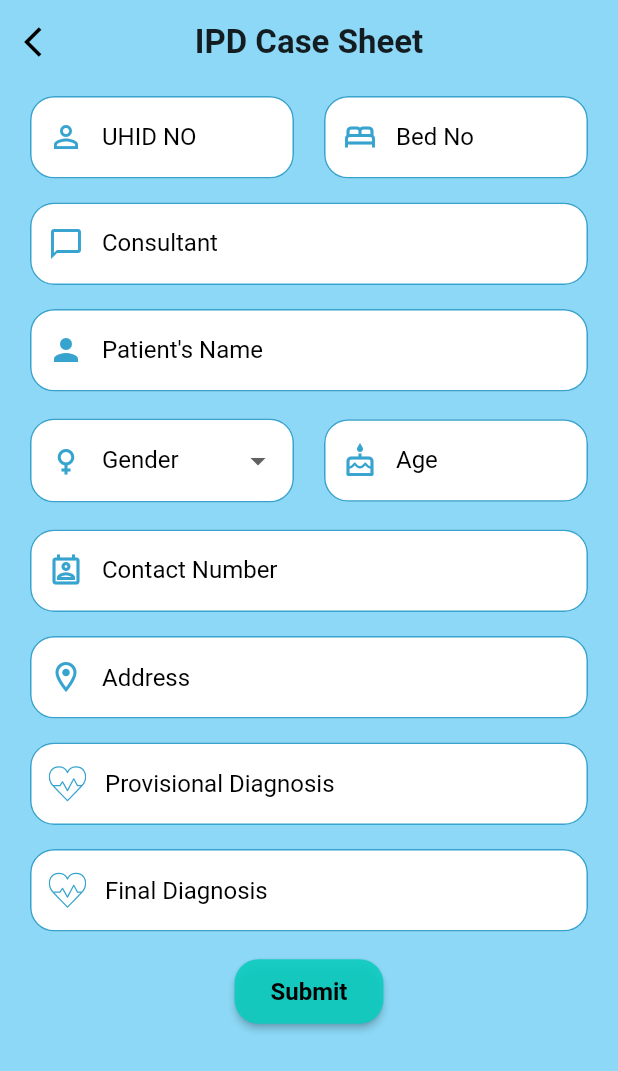
After one commit to Mayank-kr-sh/health_app, a Flutter app: the IPDCaseSheet screen opened directly, on a phone screen of 412 x 824 dp. The commit adds this screen. Shown: the top 1071 px of the screen. Run offline on Flutter 3.47's test engine with Material 2 defaults, Android fonts, the light colour scheme and no system bars; our stand-ins replace carousel_slider, flutter_svg, share_plus, youtube_player_flutter.

Commit message:
IPD Sheet and some other changes

```diff
--- /dev/null
+++ b/lib/Frontend/Screens/Case Sheet/ipd_case_sheet.dart
@@ -0,0 +1,458 @@
+import 'package:flutter/material.dart';
+import 'package:flutter_svg/svg.dart';
+
+import '../../Constant/Constant.dart';
+
+class IPDCaseSheet extends StatefulWidget {
+  const IPDCaseSheet({super.key});
+
+  @override
+  State<IPDCaseSheet> createState() => _IPDCaseSheetState();
+}
+
+class _IPDCaseSheetState extends State<IPDCaseSheet> {
+  @override
+  Widget build(BuildContext context) {
+    return Scaffold(
+      backgroundColor: kPrimaryLightColor,
+      appBar: AppBar(
+        iconTheme: const IconThemeData(
+          color: Colors.black,
+        ),
+        title: const Text(
+          "IPD Case Sheet",
+          style: TextStyle(
+              fontSize: 22, fontWeight: FontWeight.w600, color: Colors.black87),
+        ),
+        elevation: 0,
+        centerTitle: true,
+        leading: IconButton(
+          onPressed: () {
+            Navigator.pop(context);
+          },
+          icon: const Icon(
+            Icons.arrow_back_ios,
+          ),
+          color: Colors.black,
+        ),
+        backgroundColor: kPrimaryLightColor,
+      ),
+      body: SingleChildScrollView(
+        child: Column(children: [
+          Container(
+              // height: 200,
+              color: kPrimaryLightColor,
+              child: Column(
+                children: [
+                  Row(
+                    children: [
+                      Expanded(
+                        child: Padding(
+                          padding: const EdgeInsets.fromLTRB(20, 8, 10, 8),
+                          child: TextField(
+                            // onChanged: ,
+                            cursorColor: kPrimaryLightColor,
+                            decoration: InputDecoration(
+                              labelText: 'UHID NO',
+                              contentPadding: const EdgeInsets.symmetric(
+                                vertical: 18.0,
+                                horizontal: 16.0,
+                              ),
+                              labelStyle: const TextStyle(
+                                color: Colors.black,
+                                fontWeight: FontWeight.w400,
+                              ),
+                              enabledBorder: OutlineInputBorder(
+                                borderSide:
+                                    const BorderSide(color: kSecondaryColor),
+                                borderRadius: BorderRadius.circular(16.0),
+                              ),
+                              focusedBorder: OutlineInputBorder(
+                                borderSide:
+                                    const BorderSide(color: kSecondaryColor),
+                                borderRadius: BorderRadius.circular(16.0),
+                              ),
+                              filled: true,
+                              fillColor: Colors.white,
+                              prefixIcon: const Icon(Icons.perm_identity,
+                                  color: kSecondaryColor),
+                            ),
+                          ),
+                        ),
+                      ),
+                      Expanded(
+                        child: Padding(
+                          padding: const EdgeInsets.fromLTRB(10, 8, 20, 8),
+                          child: TextField(
+                            cursorColor: kPrimaryLightColor,
+                            decoration: InputDecoration(
+                              labelText: 'Bed No',
+                              contentPadding: const EdgeInsets.symmetric(
+                                vertical: 18.0,
+                                horizontal: 16.0,
+                              ),
+                              labelStyle: const TextStyle(
+                                color: Colors.black,
+                                fontWeight: FontWeight.w400,
+                              ),
+                              enabledBorder: OutlineInputBorder(
+                                borderSide:
+                                    const BorderSide(color: kSecondaryColor),
+                                borderRadius: BorderRadius.circular(16.0),
+                              ),
+                              focusedBorder: OutlineInputBorder(
+                                borderSide:
+                                    const BorderSide(color: kSecondaryColor),
+                                borderRadius: BorderRadius.circular(16.0),
+                              ),
+                              filled: true,
+                              fillColor: Colors.white,
+                              prefixIcon: const Icon(Icons.bed_outlined,
+                                  color: kSecondaryColor),
+                            ),
+                          ),
+                        ),
+                      ),
+                    ],
+                  ),
+                  Padding(
+                    padding: const EdgeInsets.fromLTRB(20, 8, 20, 8),
+                    child: TextField(
+                      cursorColor: kPrimaryColor,
+                      decoration: InputDecoration(
+                        labelText: 'Consultant',
+                        contentPadding: const EdgeInsets.symmetric(
+                          vertical: 18.0,
+                          horizontal: 16.0,
+                        ),
+                        labelStyle: const TextStyle(
+                          color: Colors.black,
+                          fontWeight: FontWeight.w400,
+                        ),
+                        enabledBorder: OutlineInputBorder(
+                          borderSide: const BorderSide(color: kSecondaryColor),
+                          borderRadius: BorderRadius.circular(16.0),
+                        ),
+                        focusedBorder: OutlineInputBorder(
+                          borderSide: const BorderSide(color: kSecondaryColor),
+                          borderRadius: BorderRadius.circular(16.0),
+                        ),
+                        filled: true,
+                        fillColor: Colors.white,
+                        prefixIcon: const Icon(Icons.chat_bubble_outline,
+                            color: kSecondaryColor),
+                      ),
+                    ),
+                  ),
+                  Padding(
+                    padding: const EdgeInsets.fromLTRB(20, 8, 20, 8),
+                    child: TextField(
+                      cursorColor: kPrimaryColor,
+                      decoration: InputDecoration(
+                        contentPadding: const EdgeInsets.symmetric(
+                          vertical: 18.0,
+                          // horizontal: 16.0,
+                        ),
+                        labelText: 'Patient\'s Name',
+                        labelStyle: const TextStyle(
+                          color: Colors.black,
+                          fontWeight: FontWeight.w400,
+                        ),
+                        enabledBorder: OutlineInputBorder(
+                          borderSide: const BorderSide(color: kSecondaryColor),
+                          borderRadius: BorderRadius.circular(16.0),
+                        ),
+                        focusedBorder: OutlineInputBorder(
+                          borderSide: const BorderSide(color: kSecondaryColor),
+                          borderRadius: BorderRadius.circular(16.0),
+                        ),
+                        filled: true,
+                        fillColor: Colors.white,
+                        prefixIcon:
+                            const Icon(Icons.person, color: kSecondaryColor),
+                      ),
+                    ),
+                  ),
+                  const Row(
+                    children: [
+                      SexInputField(),
+                      AgeInputField(),
+                    ],
+                  ),
+                  Padding(
+                    padding: const EdgeInsets.fromLTRB(20, 8, 20, 8),
+                    child: TextField(
+                      cursorColor: kPrimaryColor,
+                      decoration: InputDecoration(
+                        contentPadding: const EdgeInsets.symmetric(
+                          vertical: 18.0,
+                          // horizontal: 16.0,
+                        ),
+                        labelText: 'Contact Number',
+                        labelStyle: const TextStyle(
+                          color: Colors.black,
+                          fontWeight: FontWeight.w400,
+                        ),
+                        enabledBorder: OutlineInputBorder(
+                          borderSide: const BorderSide(color: kSecondaryColor),
+                          borderRadius: BorderRadius.circular(16.0),
+                        ),
+                        focusedBorder: OutlineInputBorder(
+                          borderSide: const BorderSide(color: kSecondaryColor),
+                          borderRadius: BorderRadius.circular(16.0),
+                        ),
+                        filled: true,
+                        fillColor: Colors.white,
+                        prefixIcon: const Icon(Icons.perm_contact_cal_outlined,
+                            color: kSecondaryColor),
+                      ),
+                    ),
+                  ),
+                  Padding(
+                    padding: const EdgeInsets.fromLTRB(20, 8, 20, 8),
+                    child: TextField(
+                      cursorColor: kPrimaryColor,
+                      decoration: InputDecoration(
+                        labelText: 'Address',
+                        alignLabelWithHint: true,
+                        // floatingLabelAlignment: Alignment.topLeft,
+                        contentPadding: const EdgeInsets.symmetric(
+                          vertical: 18.0,
+                          // horizontal: 16.0,
+                        ),
+                        labelStyle: const TextStyle(
+                          color: Colors.black,
+                          fontWeight: FontWeight.w400,
+                        ),
+                        enabledBorder: OutlineInputBorder(
+                          borderSide: const BorderSide(color: kSecondaryColor),
+                          borderRadius: BorderRadius.circular(16.0),
+                        ),
+                        focusedBorder: OutlineInputBorder(
+                          borderSide: const BorderSide(color: kSecondaryColor),
+                          borderRadius: BorderRadius.circular(16.0),
+                        ),
+                        filled: true,
+                        fillColor: Colors.white,
+                        prefixIcon: const Icon(Icons.location_on_outlined,
+                            color: kSecondaryColor),
+                      ),
+                    ),
+                  ),
+                  Padding(
+                    padding: const EdgeInsets.fromLTRB(20, 8, 20, 8),
+                    child: TextField(
+                      cursorColor: kPrimaryColor,
+                      decoration: InputDecoration(
+                        labelText: 'Provisional Diagnosis',
+                        alignLabelWithHint: true,
+                        // floatingLabelAlignment: Alignment.topLeft,
+                        contentPadding: const EdgeInsets.symmetric(
+                          vertical: 18.0,
+                          // horizontal: 16.0,
+                        ),
+                        labelStyle: const TextStyle(
+                          color: Colors.black,
+                          fontWeight: FontWeight.w400,
+                        ),
+                        enabledBorder: OutlineInputBorder(
+                          borderSide: const BorderSide(color: kSecondaryColor),
+                          borderRadius: BorderRadius.circular(16.0),
+                        ),
+                        focusedBorder: OutlineInputBorder(
+                          borderSide: const BorderSide(color: kSecondaryColor),
+                          borderRadius: BorderRadius.circular(16.0),
+                        ),
+                        filled: true,
+                        fillColor: Colors.white,
+                        prefixIcon: SizedBox(
+                          width: 50,
+                          height: 50,
+                          child: Center(
+                            child: SvgPicture.asset(
+                              "./assets/icons/diagnosis.svg",
+                              width: 25,
+                              color: kSecondaryColor,
+                            ),
+                          ),
+                        ),
+                      ),
+                    ),
+                  ),
+                  Padding(
+                    padding: const EdgeInsets.fromLTRB(20, 8, 20, 8),
+                    child: TextField(
+                      cursorColor: kPrimaryColor,
+                      decoration: InputDecoration(
+                        labelText: 'Final Diagnosis',
+                        alignLabelWithHint: true,
+                        // floatingLabelAlignment: Alignment.topLeft,
+                        contentPadding: const EdgeInsets.symmetric(
+                          vertical: 18.0,
+                          // horizontal: 16.0,
+                        ),
+                        labelStyle: const TextStyle(
+                          color: Colors.black,
+                          fontWeight: FontWeight.w400,
+                        ),
+                        enabledBorder: OutlineInputBorder(
+                          borderSide: const BorderSide(color: kSecondaryColor),
+                          borderRadius: BorderRadius.circular(16.0),
+                        ),
+                        focusedBorder: OutlineInputBorder(
+                          borderSide: const BorderSide(color: kSecondaryColor),
+                          borderRadius: BorderRadius.circular(16.0),
+                        ),
+                        filled: true,
+                        fillColor: Colors.white,
+                        prefixIcon: SizedBox(
+                          width: 50,
+                          height: 50,
+                          child: Center(
+                            child: SvgPicture.asset(
+                              "./assets/icons/diagnosis.svg",
+                              width: 25,
+                              color: kSecondaryColor,
+                            ),
+                          ),
+                        ),
+                      ),
+                    ),
+                  ),
+                  const SizedBox(
+                    height: 8,
+                  ),
+                  ElevatedButton(
+                    onPressed: () {},
+                    style: ElevatedButton.styleFrom(
+                      backgroundColor: kPrimaryColor,
+                      foregroundColor: Colors.black,
+                      padding: const EdgeInsets.symmetric(
+                          vertical: 12.0, horizontal: 24.0),
+                      shape: RoundedRectangleBorder(
+                        borderRadius: BorderRadius.circular(16.0),
+                      ),
+                    ),
+                    child: const Text(
+                      "Submit",
+                      style: TextStyle(
+                          fontSize: 16.0, fontWeight: FontWeight.w700),
+                    ),
+                  ),
+                  const SizedBox(
+                    height: 40,
+                  ),
+                ],
+              )),
+        ]),
+      ),
+    );
+  }
+}
+
+class AgeInputField extends StatelessWidget {
+  const AgeInputField({
+    super.key,
+  });
+
+  @override
+  Widget build(BuildContext context) {
+    return Expanded(
+      child: Padding(
+        padding: const EdgeInsets.fromLTRB(10, 10, 20, 10),
+        child: TextField(
+          // controller: _controller,
+          keyboardType: TextInputType.number,
+          cursorColor: kPrimaryColor,
+
+          decoration: InputDecoration(
+            labelText: 'Age',
+            contentPadding: const EdgeInsets.symmetric(
+              vertical: 18.0,
+              horizontal: 16.0,
+            ),
+            labelStyle: const TextStyle(
+              color: Colors.black,
+              fontWeight: FontWeight.w400,
+            ),
+            enabledBorder: OutlineInputBorder(
+              borderSide: const BorderSide(color: kSecondaryColor),
+              borderRadius: BorderRadius.circular(16.0),
+            ),
+            focusedBorder: OutlineInputBorder(
+              borderSide: const BorderSide(color: kSecondaryColor),
+              borderRadius: BorderRadius.circular(16.0),
+            ),
+            filled: true,
+            fillColor: Colors.white,
+            prefixIcon: const Icon(Icons.cake_outlined, color: kSecondaryColor),
+          ),
+        ),
+      ),
+    );
+  }
+}
+
+class SexInputField extends StatefulWidget {
+  const SexInputField({
+    super.key,
+  });
+
+  @override
+  State<SexInputField> createState() => _SexInputFieldState();
+}
+
+class _SexInputFieldState extends State<SexInputField> {
+  @override
+  Widget build(BuildContext context) {
+    String? _validateGender(String? value) {
+      if (value == null || value.isEmpty) {
+        return 'Please select a gender';
+      }
+      return null;
+    }
+
+    return Expanded(
+      child: Padding(
+        padding: const EdgeInsets.fromLTRB(20, 10, 10, 10),
+        child: DropdownButtonFormField<String>(
+          items: const [
+            DropdownMenuItem(value: 'Male', child: Text('Male')),
+            DropdownMenuItem(value: 'Female', child: Text('Female')),
+            DropdownMenuItem(value: 'Other', child: Text('Other')),
+          ],
+          onChanged: (value) {
+            // Handle dropdown value changes.
+            setState(() {
+              // _doctor.gender = value;
+            });
+          },
+          decoration: InputDecoration(
+            labelText: 'Gender',
+            labelStyle: const TextStyle(
+              color: Colors.black,
+              fontSize: 16.0,
+            ),
+            filled: true,
+            fillColor: Colors.white,
+            border: const OutlineInputBorder(),
+            contentPadding: const EdgeInsets.symmetric(
+              vertical: 16.0,
+              horizontal: 16.0,
+            ),
+            enabledBorder: OutlineInputBorder(
+              borderSide: const BorderSide(color: kSecondaryColor),
+              borderRadius: BorderRadius.circular(16.0),
+            ),
+            focusedBorder: OutlineInputBorder(
+              borderSide: const BorderSide(color: kSecondaryColor),
+              borderRadius: BorderRadius.circular(16.0),
+            ),
+            prefixIcon: const Icon(Icons.female, color: kSecondaryColor),
+          ),
+          validator: _validateGender,
+        ),
+      ),
+    );
+  }
+}
--- a/lib/Frontend/Screens/HomeScreen.dart
+++ b/lib/Frontend/Screens/HomeScreen.dart
@@ -1,6 +1,5 @@
 import 'package:flutter/material.dart';
 import 'package:health_app/Frontend/Constant/Constant.dart';
-import 'package:health_app/Frontend/Widgets/Sliding.dart';
 import 'package:health_app/Frontend/Widgets/Sliding_points.dart';
 import 'package:health_app/Frontend/Widgets/middle_banar.dart';
 
@@ -22,8 +21,9 @@ class HomeScreen extends StatelessWidget {
           color: Colors.black,
         ),
         title: const Text(
-          'Home',
-          style: TextStyle(color: Colors.black),
+          "Royal Hospital",
+          style: TextStyle(
+              fontSize: 22, fontWeight: FontWeight.w600, color: Colors.black87),
         ),
         elevation: 0,
         centerTitle: true,
--- a/lib/Frontend/Screens/profile/Profile.dart
+++ b/lib/Frontend/Screens/profile/Profile.dart
@@ -53,8 +53,7 @@ class ProfileScreen extends StatelessWidget {
               padding: const EdgeInsets.all(8.0),
               child: ClipRRect(
                 borderRadius: const BorderRadius.only(
-                  topLeft:
-                      Radius.circular(20), // Adjust the radius value as needed
+                  topLeft: Radius.circular(20),
                   topRight:
                       Radius.circular(20), // Adjust the radius value as needed
                   bottomLeft:
--- a/lib/Frontend/Screens/profile/body.dart
+++ b/lib/Frontend/Screens/profile/body.dart
@@ -1,4 +1,5 @@
 import 'package:flutter/material.dart';
+import 'package:health_app/Frontend/Screens/Case%20Sheet/ipd_case_sheet.dart';
 import '../../Constant/Constant.dart';
 import 'profile_menu.dart';
 
@@ -20,13 +21,14 @@ class Body extends StatelessWidget {
                     style:
                         TextStyle(fontSize: 12, fontWeight: FontWeight.w700))),
             ProfileMenu(
-                text: "Hospital Management Software",
+                text: "IPD Case Sheet",
                 icon: "assets/icons/hospital.svg",
                 press: () {
-                  // Navigator.push(
-                  //   context,
-                  //   MaterialPageRoute(builder: (context) => const MedicalTeam()),
-                  // );
+                  Navigator.push(
+                    context,
+                    MaterialPageRoute(
+                        builder: (context) => const IPDCaseSheet()),
+                  );
                 }),
             ProfileMenu(
                 text: "Clinic Management Software",
```
Also changed, not shown: assets/icons/diagnosis.svg (added), assets/icons/id.svg (added).
